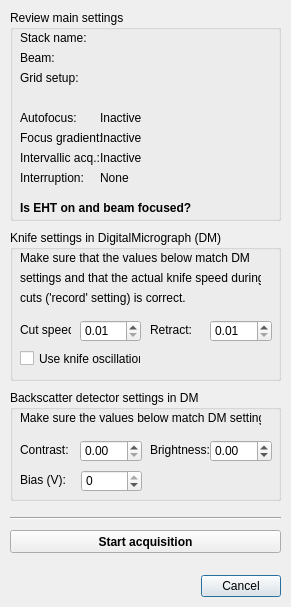
This is gui/pre_stack_dlg.ui in SBEMimage/SBEMimage as Qt 5 draws it before an edit. The edited form follows.
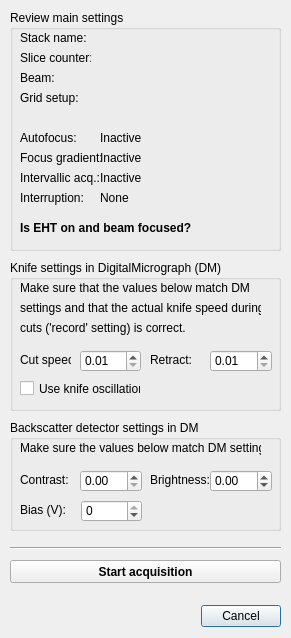
This is the edited form.

Commit message: Refactor and reformat stack_acquisition

The edit to the form file:
```diff
--- a/gui/pre_stack_dlg.ui
+++ b/gui/pre_stack_dlg.ui
@@ -10,7 +10,7 @@
     <x>0</x>
     <y>0</y>
     <width>291</width>
-    <height>607</height>
+    <height>638</height>
    </rect>
   </property>
   <property name="sizePolicy">
@@ -29,7 +29,7 @@
    <property name="geometry">
     <rect>
      <x>90</x>
-     <y>570</y>
+     <y>600</y>
      <width>191</width>
      <height>32</height>
     </rect>
@@ -51,7 +51,7 @@
    <property name="geometry">
     <rect>
      <x>10</x>
-     <y>510</y>
+     <y>540</y>
      <width>271</width>
      <height>16</height>
     </rect>
@@ -64,7 +64,7 @@
    <property name="geometry">
     <rect>
      <x>10</x>
-     <y>530</y>
+     <y>560</y>
      <width>271</width>
      <height>23</height>
     </rect>
@@ -83,7 +83,7 @@
    <property name="geometry">
     <rect>
      <x>10</x>
-     <y>390</y>
+     <y>420</y>
      <width>271</width>
      <height>111</height>
     </rect>
@@ -202,7 +202,7 @@
    <property name="geometry">
     <rect>
      <x>10</x>
-     <y>230</y>
+     <y>260</y>
      <width>271</width>
      <height>151</height>
     </rect>
@@ -342,7 +342,7 @@
      <x>10</x>
      <y>10</y>
      <width>271</width>
-     <height>211</height>
+     <height>241</height>
     </rect>
    </property>
    <property name="font">
@@ -361,7 +361,7 @@
     <property name="geometry">
      <rect>
       <x>10</x>
-      <y>190</y>
+      <y>210</y>
       <width>231</width>
       <height>16</height>
      </rect>
@@ -380,7 +380,7 @@
     <property name="geometry">
      <rect>
       <x>90</x>
-      <y>40</y>
+      <y>60</y>
       <width>171</width>
       <height>16</height>
      </rect>
@@ -393,7 +393,7 @@
     <property name="geometry">
      <rect>
       <x>90</x>
-      <y>60</y>
+      <y>80</y>
       <width>171</width>
       <height>16</height>
      </rect>
@@ -406,7 +406,7 @@
     <property name="geometry">
      <rect>
       <x>10</x>
-      <y>100</y>
+      <y>120</y>
       <width>71</width>
       <height>16</height>
      </rect>
@@ -419,7 +419,7 @@
     <property name="geometry">
      <rect>
       <x>10</x>
-      <y>140</y>
+      <y>160</y>
       <width>81</width>
       <height>16</height>
      </rect>
@@ -432,7 +432,7 @@
     <property name="geometry">
      <rect>
       <x>90</x>
-      <y>140</y>
+      <y>160</y>
       <width>171</width>
       <height>16</height>
      </rect>
@@ -445,7 +445,7 @@
     <property name="geometry">
      <rect>
       <x>90</x>
-      <y>100</y>
+      <y>120</y>
       <width>171</width>
       <height>16</height>
      </rect>
@@ -458,7 +458,7 @@
     <property name="geometry">
      <rect>
       <x>10</x>
-      <y>60</y>
+      <y>80</y>
       <width>81</width>
       <height>16</height>
      </rect>
@@ -471,7 +471,7 @@
     <property name="geometry">
      <rect>
       <x>10</x>
-      <y>40</y>
+      <y>60</y>
       <width>71</width>
       <height>16</height>
      </rect>
@@ -484,7 +484,7 @@
     <property name="geometry">
      <rect>
       <x>90</x>
-      <y>80</y>
+      <y>100</y>
       <width>171</width>
       <height>16</height>
      </rect>
@@ -497,7 +497,7 @@
     <property name="geometry">
      <rect>
       <x>10</x>
-      <y>160</y>
+      <y>180</y>
       <width>71</width>
       <height>16</height>
      </rect>
@@ -510,7 +510,7 @@
     <property name="geometry">
      <rect>
       <x>90</x>
-      <y>160</y>
+      <y>180</y>
       <width>171</width>
       <height>16</height>
      </rect>
@@ -555,7 +555,7 @@
     <property name="geometry">
      <rect>
       <x>10</x>
-      <y>120</y>
+      <y>140</y>
       <width>81</width>
       <height>16</height>
      </rect>
@@ -568,7 +568,7 @@
     <property name="geometry">
      <rect>
       <x>90</x>
-      <y>120</y>
+      <y>140</y>
       <width>171</width>
       <height>16</height>
      </rect>
@@ -577,6 +577,38 @@
      <string>Inactive</string>
     </property>
    </widget>
+   <widget class="QLabel" name="label_15">
+    <property name="geometry">
+     <rect>
+      <x>10</x>
+      <y>40</y>
+      <width>71</width>
+      <height>16</height>
+     </rect>
+    </property>
+    <property name="text">
+     <string>Slice counter:</string>
+    </property>
+   </widget>
+   <widget class="QLabel" name="label_sliceCounter">
+    <property name="geometry">
+     <rect>
+      <x>90</x>
+      <y>40</y>
+      <width>171</width>
+      <height>16</height>
+     </rect>
+    </property>
+    <property name="font">
+     <font>
+      <weight>75</weight>
+      <bold>true</bold>
+     </font>
+    </property>
+    <property name="text">
+     <string/>
+    </property>
+   </widget>
   </widget>
  </widget>
  <resources/>
```
The commit also changes 5 other files.
